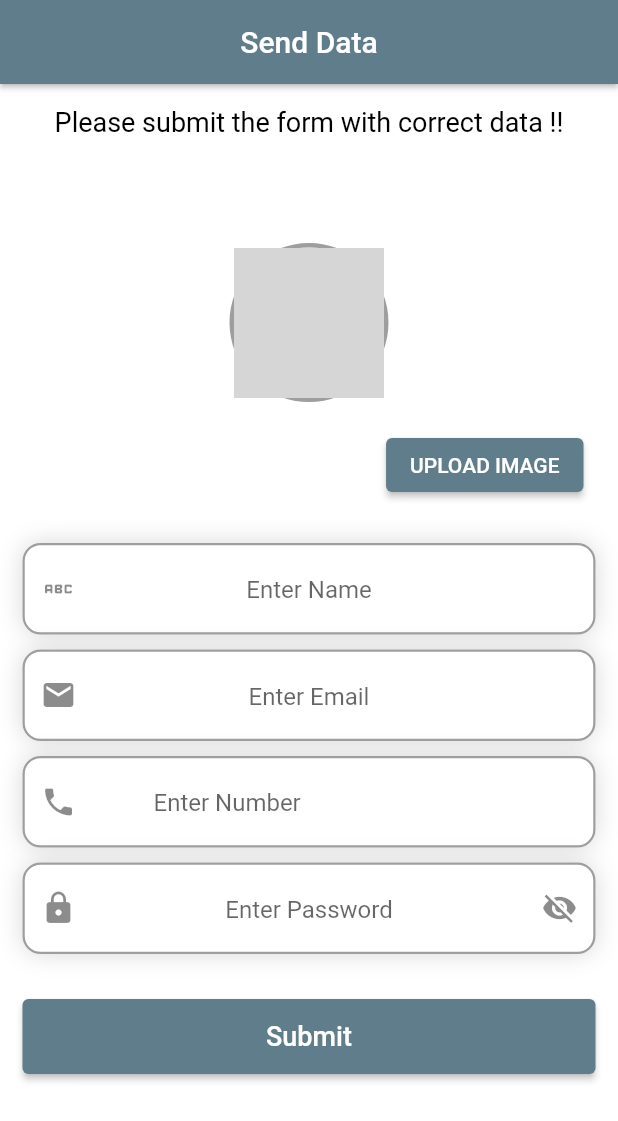
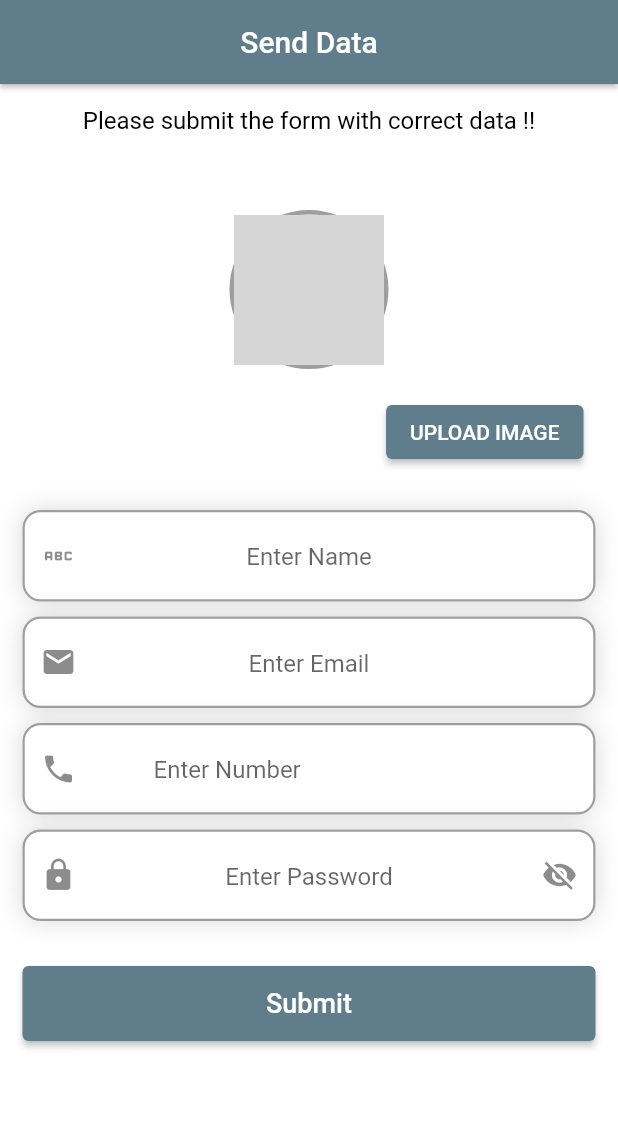
Before and after one commit to tirthsompura/Passing-Data-Between-Screens-Flutter, a Flutter app: the screen it shows after launch, on a phone screen of 412 x 824 dp. Shown: the top 1121 px of the screen. Run offline on Flutter 3.47's test engine with Material 2 defaults, Android fonts, the phone set to English and light mode, and no system bars; our stand-ins replace get, image_picker; network calls fail; grey boxes are pictures that could not be loaded.

Commit message:
Sec commit

```diff
--- a/lib/form_widgets.dart
+++ b/lib/form_widgets.dart
@@ -29,15 +29,13 @@ class _FormWidgetScreenState extends State<FormWidgetScreen> {
         margin: const EdgeInsets.symmetric(horizontal: 15, vertical: 15),
         width: MediaQuery.of(context).size.width,
         child: Column(
-          mainAxisAlignment: MainAxisAlignment.start,
           children: [
-            const Center(
-                child: Text(
+            const Text(
               "Please submit the form with correct data !!",
-              style: TextStyle(fontSize: 18, color: Colors.black),
-            )),
+              style: TextStyle(fontSize: 16, color: Colors.black),
+              textAlign: TextAlign.center,
+            ),
 
-            const SizedBox(height: 20),
             //Add Image
             Column(
               crossAxisAlignment: CrossAxisAlignment.stretch,
--- a/lib/get_data_from_field.dart
+++ b/lib/get_data_from_field.dart
@@ -96,7 +96,8 @@ class _GetDataScreenState extends State<GetDataScreen> {
                 child: Row(
                   mainAxisAlignment: MainAxisAlignment.start,
                   children: [
-                    Container(
+                    Expanded(
+                      child: Container(
                         width: 80,
                         child: const Text(
                           "Email :",
@@ -104,6 +105,7 @@ class _GetDataScreenState extends State<GetDataScreen> {
                               color: Colors.blueGrey,
                               fontSize: 18,
                               fontWeight: FontWeight.bold),
+                        ),
                       ),
                     ),
                     const SizedBox(
```
Lines whose indentation alone changed are shown as unchanged.
